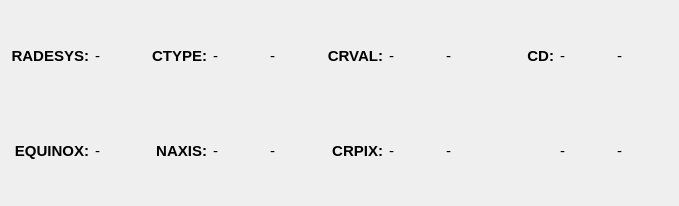
The window that gui/WcsInfoPanel.ui (WorldWideTelescope/pinpoint-wcs2) describes before a commit, drawn with Qt 5.
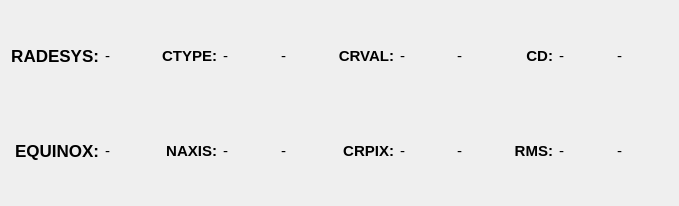
The same window after the commit.

Commit message: Updated appearance of the WCS info panel.

What changed in the file:
```diff
--- a/gui/WcsInfoPanel.ui
+++ b/gui/WcsInfoPanel.ui
@@ -23,7 +23,7 @@
     <widget class="QLabel" name="radesys">
      <property name="font">
       <font>
-       <pointsize>11</pointsize>
+       <pointsize>13</pointsize>
        <weight>75</weight>
        <bold>true</bold>
       </font>
@@ -38,6 +38,12 @@
    </item>
    <item row="0" column="1">
     <widget class="QLabel" name="radesys_input">
+     <property name="sizePolicy">
+      <sizepolicy hsizetype="MinimumExpanding" vsizetype="Preferred">
+       <horstretch>0</horstretch>
+       <verstretch>0</verstretch>
+      </sizepolicy>
+     </property>
      <property name="font">
       <font>
        <pointsize>11</pointsize>
@@ -52,7 +58,7 @@
     <widget class="QLabel" name="equinox">
      <property name="font">
       <font>
-       <pointsize>11</pointsize>
+       <pointsize>13</pointsize>
        <weight>75</weight>
        <bold>true</bold>
       </font>
@@ -67,6 +73,12 @@
    </item>
    <item row="1" column="1">
     <widget class="QLabel" name="equinox_input">
+     <property name="sizePolicy">
+      <sizepolicy hsizetype="MinimumExpanding" vsizetype="Preferred">
+       <horstretch>0</horstretch>
+       <verstretch>0</verstretch>
+      </sizepolicy>
+     </property>
      <property name="font">
       <font>
        <pointsize>11</pointsize>
@@ -95,6 +107,12 @@
    </item>
    <item row="0" column="3">
     <widget class="QLabel" name="ctype1_input">
+     <property name="sizePolicy">
+      <sizepolicy hsizetype="MinimumExpanding" vsizetype="Preferred">
+       <horstretch>0</horstretch>
+       <verstretch>0</verstretch>
+      </sizepolicy>
+     </property>
      <property name="text">
       <string>-</string>
      </property>
@@ -102,6 +120,12 @@
    </item>
    <item row="0" column="4">
     <widget class="QLabel" name="ctype2_input">
+     <property name="sizePolicy">
+      <sizepolicy hsizetype="MinimumExpanding" vsizetype="Preferred">
+       <horstretch>0</horstretch>
+       <verstretch>0</verstretch>
+      </sizepolicy>
+     </property>
      <property name="text">
       <string>-</string>
      </property>
@@ -125,6 +149,12 @@
    </item>
    <item row="1" column="3">
     <widget class="QLabel" name="naxis1_input">
+     <property name="sizePolicy">
+      <sizepolicy hsizetype="MinimumExpanding" vsizetype="Preferred">
+       <horstretch>0</horstretch>
+       <verstretch>0</verstretch>
+      </sizepolicy>
+     </property>
      <property name="text">
       <string>-</string>
      </property>
@@ -132,6 +162,12 @@
    </item>
    <item row="1" column="4">
     <widget class="QLabel" name="naxis2_input">
+     <property name="sizePolicy">
+      <sizepolicy hsizetype="MinimumExpanding" vsizetype="Preferred">
+       <horstretch>0</horstretch>
+       <verstretch>0</verstretch>
+      </sizepolicy>
+     </property>
      <property name="text">
       <string>-</string>
      </property>
@@ -155,6 +191,12 @@
    </item>
    <item row="0" column="6">
     <widget class="QLabel" name="crval1_input">
+     <property name="sizePolicy">
+      <sizepolicy hsizetype="MinimumExpanding" vsizetype="Preferred">
+       <horstretch>0</horstretch>
+       <verstretch>0</verstretch>
+      </sizepolicy>
+     </property>
      <property name="text">
       <string>-</string>
      </property>
@@ -162,6 +204,12 @@
    </item>
    <item row="0" column="7">
     <widget class="QLabel" name="crval2_input">
+     <property name="sizePolicy">
+      <sizepolicy hsizetype="MinimumExpanding" vsizetype="Preferred">
+       <horstretch>0</horstretch>
+       <verstretch>0</verstretch>
+      </sizepolicy>
+     </property>
      <property name="text">
       <string>-</string>
      </property>
@@ -185,6 +233,12 @@
    </item>
    <item row="1" column="6">
     <widget class="QLabel" name="crpix1_input">
+     <property name="sizePolicy">
+      <sizepolicy hsizetype="MinimumExpanding" vsizetype="Preferred">
+       <horstretch>0</horstretch>
+       <verstretch>0</verstretch>
+      </sizepolicy>
+     </property>
      <property name="text">
       <string>-</string>
      </property>
@@ -192,13 +246,19 @@
    </item>
    <item row="1" column="7">
     <widget class="QLabel" name="crpix2_input">
+     <property name="sizePolicy">
+      <sizepolicy hsizetype="MinimumExpanding" vsizetype="Preferred">
+       <horstretch>0</horstretch>
+       <verstretch>0</verstretch>
+      </sizepolicy>
+     </property>
      <property name="text">
       <string>-</string>
      </property>
     </widget>
    </item>
    <item row="0" column="8">
-    <widget class="QLabel" name="cd">
+    <widget class="QLabel" name="misc1">
      <property name="font">
       <font>
        <weight>75</weight>
@@ -214,33 +274,73 @@
     </widget>
    </item>
    <item row="0" column="9">
-    <widget class="QLabel" name="cd_11_input">
+    <widget class="QLabel" name="misc1_input1">
+     <property name="sizePolicy">
+      <sizepolicy hsizetype="MinimumExpanding" vsizetype="Preferred">
+       <horstretch>0</horstretch>
+       <verstretch>0</verstretch>
+      </sizepolicy>
+     </property>
      <property name="text">
       <string>-</string>
      </property>
     </widget>
    </item>
    <item row="0" column="10">
-    <widget class="QLabel" name="cd_12_input">
+    <widget class="QLabel" name="misc1_input2">
+     <property name="sizePolicy">
+      <sizepolicy hsizetype="MinimumExpanding" vsizetype="Preferred">
+       <horstretch>0</horstretch>
+       <verstretch>0</verstretch>
+      </sizepolicy>
+     </property>
      <property name="text">
       <string>-</string>
      </property>
     </widget>
    </item>
    <item row="1" column="9">
-    <widget class="QLabel" name="cd_21_input">
+    <widget class="QLabel" name="misc2_input1">
+     <property name="sizePolicy">
+      <sizepolicy hsizetype="MinimumExpanding" vsizetype="Preferred">
+       <horstretch>0</horstretch>
+       <verstretch>0</verstretch>
+      </sizepolicy>
+     </property>
      <property name="text">
       <string>-</string>
      </property>
     </widget>
    </item>
    <item row="1" column="10">
-    <widget class="QLabel" name="cd_22_input">
+    <widget class="QLabel" name="misc2_input2">
+     <property name="sizePolicy">
+      <sizepolicy hsizetype="MinimumExpanding" vsizetype="Preferred">
+       <horstretch>0</horstretch>
+       <verstretch>0</verstretch>
+      </sizepolicy>
+     </property>
      <property name="text">
       <string>-</string>
      </property>
     </widget>
    </item>
+   <item row="1" column="8">
+    <widget class="QLabel" name="misc2">
+     <property name="font">
+      <font>
+       <weight>75</weight>
+       <bold>true</bold>
+      </font>
+     </property>
+     <property name="text">
+      <string>RMS:</string>
+     </property>
+     <property name="alignment">
+      <set>Qt::AlignRight|Qt::AlignTrailing|Qt::AlignVCenter</set>
+     </property>
+    </widget>
+   </item>
   </layout>
  </widget>
  <resources/>
```
The commit also changes 5 other files.
